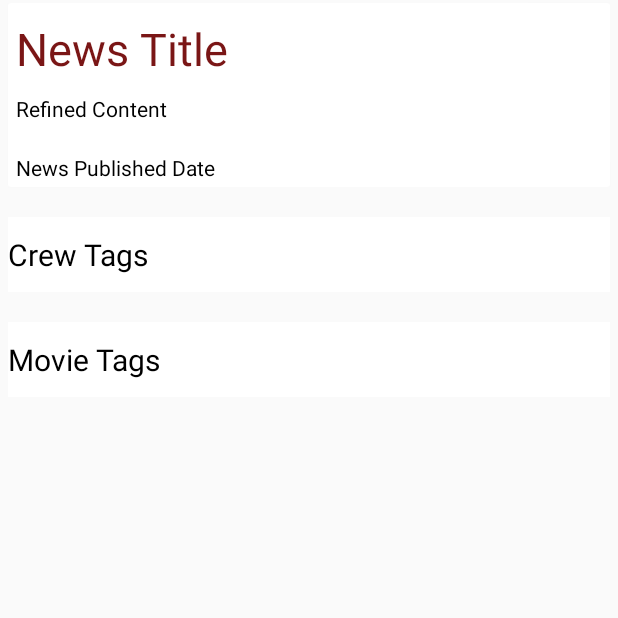
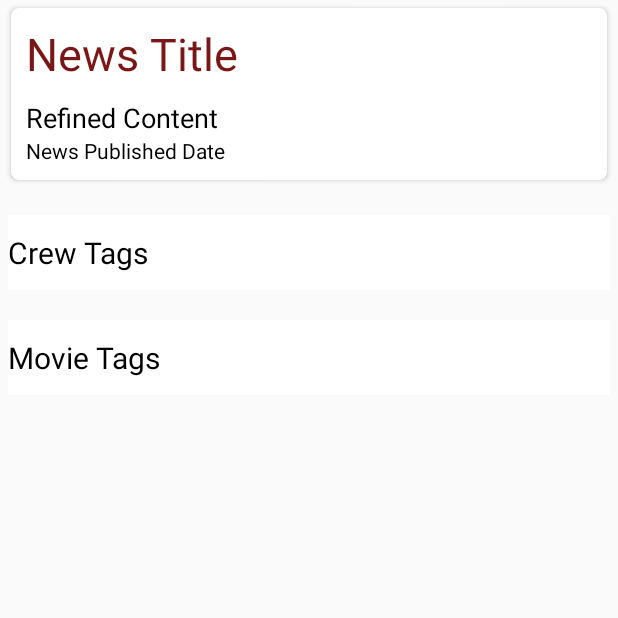
Before and after one commit to crestanishan/ReelNepal, an Android app: the fragment NepaNewsDetails shown on its own in the app's theme, on a phone screen of 412 x 824 dp, the top half of it. Run offline under Robolectric (Android 15) with nearby library versions, the phone set to English and light mode, and no system bars; 4 statements that could not run were skipped.

Commit message:
design changes

```diff
--- a/app/src/main/res/layout/app_bar_main.xml
+++ b/app/src/main/res/layout/app_bar_main.xml
@@ -17,7 +17,7 @@
             android:id="@+id/toolbar"
             android:layout_width="match_parent"
             android:layout_height="?attr/actionBarSize"
-            android:background="?attr/colorPrimary"
+            android:background="?attr/colorPrimaryDark"
             app:popupTheme="@style/AppTheme.PopupOverlay" />
 
         <com.miguelcatalan.materialsearchview.MaterialSearchView
--- a/app/src/main/res/layout/layout_listitem.xml
+++ b/app/src/main/res/layout/layout_listitem.xml
@@ -4,15 +4,14 @@
     xmlns:app="http://schemas.android.com/apk/res-auto"
     android:layout_width="wrap_content"
     android:layout_height="match_parent"
-    android:layout_margin="1dp">
+    android:layout_margin="1dp"
+   >
     <android.support.v7.widget.CardView
         android:layout_width="200dp"
         android:layout_height="340dp"
         app:cardCornerRadius="4dp"
         app:cardElevation="1dp"
         app:cardMaxElevation="1dp"
-        android:layout_centerInParent="true"
-
         >
 
         <RelativeLayout
--- a/app/src/main/res/layout/layout_news_details.xml
+++ b/app/src/main/res/layout/layout_news_details.xml
@@ -6,17 +6,8 @@
     xmlns:android="http://schemas.android.com/apk/res/android">
 
 
-    <FrameLayout xmlns:android="http://schemas.android.com/apk/res/android"
-        android:id="@+id/content_main"
-        xmlns:app="http://schemas.android.com/apk/res-auto"
-        xmlns:tools="http://schemas.android.com/tools"
-        android:layout_width="match_parent"
-        android:layout_height="match_parent"
-        app:layout_behavior="@string/appbar_scrolling_view_behavior"
-        tools:context=".MainActivity"
-        tools:showIn="@layout/app_bar_main">
-
         <RelativeLayout
+            xmlns:android="http://schemas.android.com/apk/res/android"
             android:id="@+id/news_details"
             android:layout_width="match_parent"
             android:layout_height="match_parent"
@@ -24,14 +15,18 @@
 
         <android.support.v7.widget.CardView
             xmlns:app="http://schemas.android.com/apk/res-auto"
+            xmlns:card_view="http://schemas.android.com/apk/res-auto"
             android:id="@+id/News_details_card_view"
             android:layout_width="match_parent"
             android:layout_height="wrap_content"
             android:layout_marginTop="2dp"
             android:layout_marginLeft="5dp"
             android:layout_marginRight="5dp"
-            app:cardElevation="1dp"
-            app:cardMaxElevation="1dp">
+            card_view:cardCornerRadius="5dp"
+            card_view:cardUseCompatPadding="true"
+            card_view:cardPreventCornerOverlap="false"
+
+            >
 
             <LinearLayout
                 android:layout_width="match_parent"
@@ -42,13 +37,13 @@
                     android:id="@+id/tv_news_details_title"
                     android:layout_width="wrap_content"
                     android:layout_height="wrap_content"
-                    android:layout_centerHorizontal="true"
                     android:text="@string/news_tile"
                     android:layout_marginTop="10dp"
-                    android:textColor="@color/colorPrimary"
+                    android:textColor="@color/colorPrimaryDark"
                     android:inputType="textMultiLine"
-                    android:layout_marginLeft="5dp"
-                    android:textSize="30sp">
+                    android:layout_marginLeft="10dp"
+                    android:textSize="30sp"
+                    >
                 </TextView>
 
                 <TextView
@@ -56,12 +51,12 @@
                     android:layout_width="wrap_content"
                     android:layout_height="wrap_content"
                     android:text="@string/refined_content"
-                    android:layout_centerHorizontal="true"
                     android:layout_marginTop="10dp"
-                    android:layout_marginBottom="10dp"
                     android:textColor="#000"
+                    android:textSize="18sp"
                     android:inputType="textMultiLine"
-                    android:layout_marginLeft="5dp"
+                    android:layout_marginLeft="10dp"
+                    android:layout_gravity="center_vertical"
                     />
 
                 <TextView
@@ -69,10 +64,11 @@
                     android:layout_width="wrap_content"
                     android:layout_height="wrap_content"
                     android:text="@string/news_pub_date"
-                    android:layout_marginTop="10dp"
                     android:textColor="#000"
-                    android:layout_marginBottom="3dp"
-                    android:layout_marginLeft="5dp"
+                    android:layout_marginLeft="10dp"
+                    android:layout_marginBottom="10dp"
+
+
                     />
 
 
@@ -139,7 +135,7 @@
 
         </RelativeLayout>
 
-    </FrameLayout>
+
 
 
 </android.support.v4.widget.NestedScrollView>
--- a/app/src/main/res/values/colors.xml
+++ b/app/src/main/res/values/colors.xml
@@ -1,6 +1,6 @@
 <?xml version="1.0" encoding="utf-8"?>
 <resources>
-    <color name="colorPrimary">#7A1616</color>
+    <color name="colorPrimary">#fff</color>
     <color name="colorPrimaryDark">#7A1616</color>
     <color name="colorAccent">#FF4081</color>
 </resources>
```
Also changed, not shown: app/src/main/java/com/example/nishan/reelnepal/Adapters/TopNewsAdapter.java (+14 -1 lines), app/src/main/java/com/example/nishan/reelnepal/Navigation/Home_Nav/Home.java (+13 -4 lines), app/src/main/res/layout/layout_home.xml (+30 -19 lines), app/src/main/res/layout/layout_top_movies.xml (+33 -14 lines), app/src/main/res/layout/layout_top_news.xml (+12 -6 lines).
